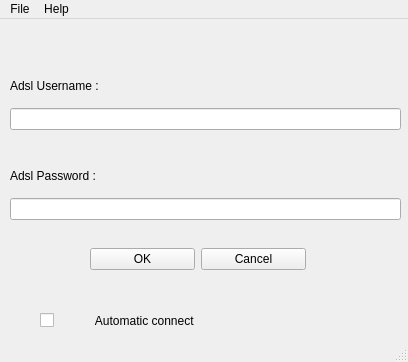
Above: staj-projeleri/puma/ui/mainwindow.ui from pars-linux/uludag before the change. Below: the same form after it.
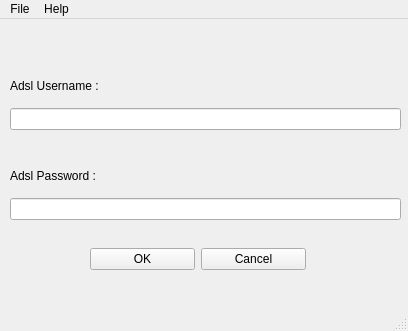
That is the form after the change. Icons and pictures are not drawn.

Commit message: rm chechbox

```diff
--- a/staj-projeleri/puma/ui/mainwindow.ui
+++ b/staj-projeleri/puma/ui/mainwindow.ui
@@ -7,7 +7,7 @@
     <x>0</x>
     <y>0</y>
     <width>408</width>
-    <height>362</height>
+    <height>331</height>
    </rect>
   </property>
   <property name="windowTitle">
@@ -92,19 +92,6 @@
      </item>
     </layout>
    </widget>
-   <widget class="QCheckBox" name="checkBox">
-    <property name="geometry">
-     <rect>
-      <x>40</x>
-      <y>290</y>
-      <width>261</width>
-      <height>23</height>
-     </rect>
-    </property>
-    <property name="text">
-     <string>           Automatic connect</string>
-    </property>
-   </widget>
   </widget>
   <widget class="QMenuBar" name="menubar">
    <property name="geometry">
```
The commit also changes 1 other file.
